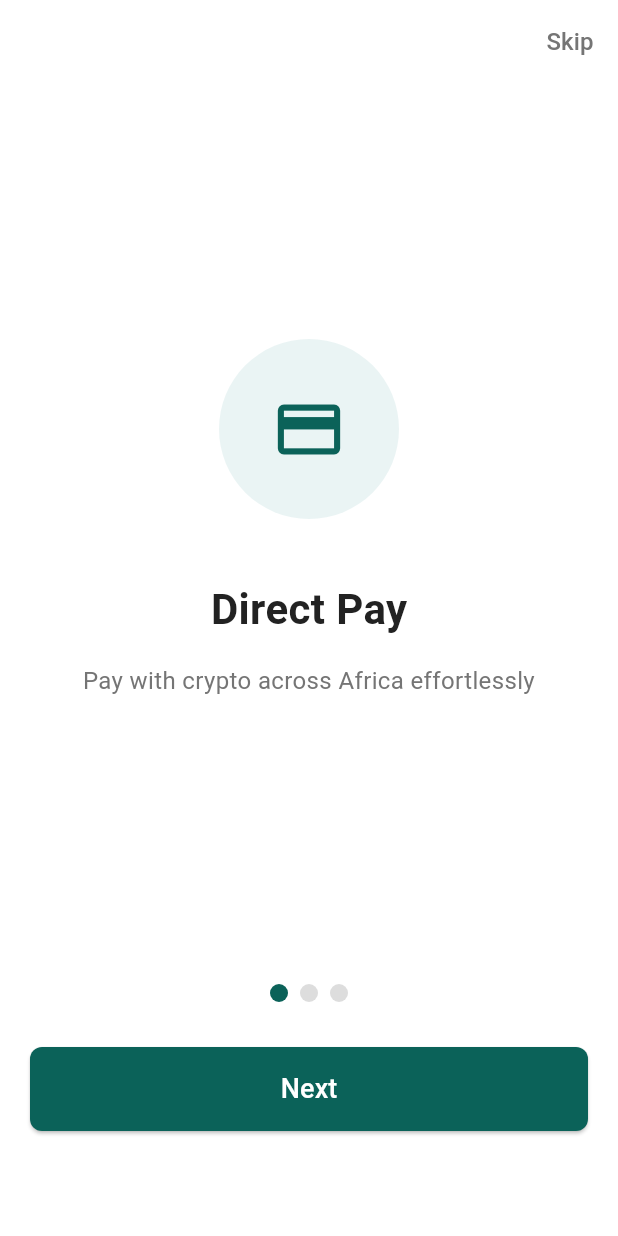
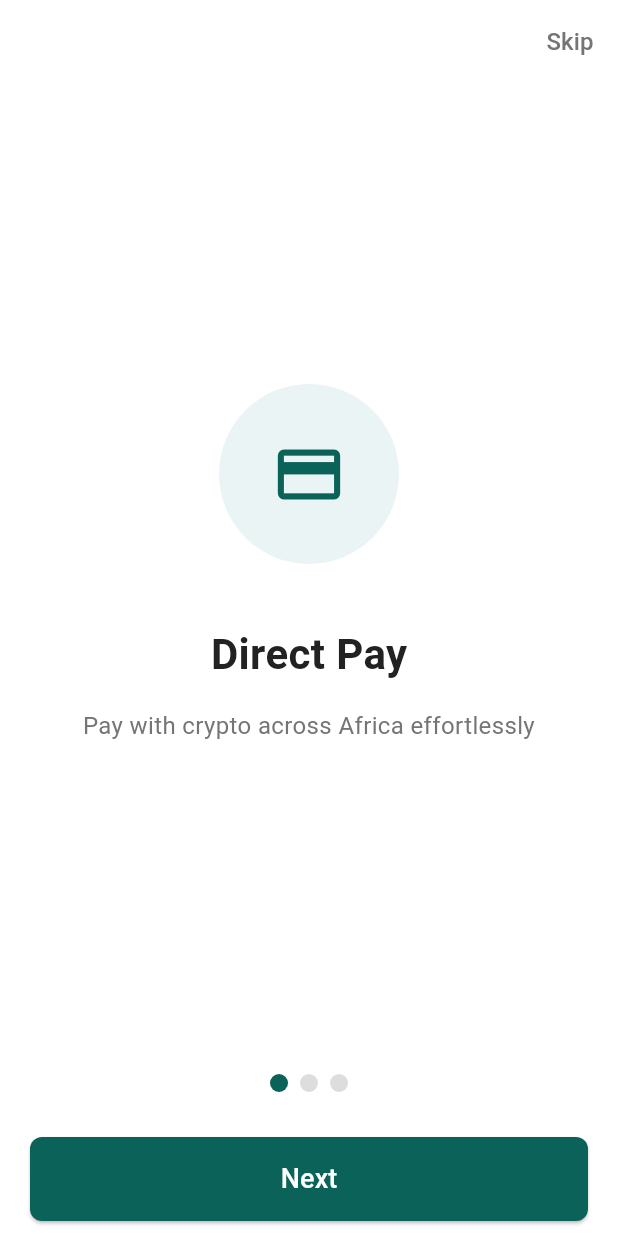
Before and after one commit to Faqih001/pretium_finance, a Flutter app: the screen it shows after launch, on a phone screen of 412 x 824 dp. Run offline on Flutter 3.47's test engine with Material 3 defaults, Android fonts, the phone set to English and light mode, and no system bars; drawn by our look-alikes of smooth_page_indicator.

Commit message:
Update SmoothPageIndicator package version and adjust padding in landing page

```diff
--- a/lib/screens/landing_page.dart
+++ b/lib/screens/landing_page.dart
@@ -1,16 +1,5 @@
 import 'package:flutter/material.dart';
-import 'package:smooth_page_indicator/smooth_pa          SmoothPageIndicator(
-            controller: _pageController,
-            count: onboardingData.length,
-            effect: const WormEffect(
-              dotHeight: 12,
-              dotWidth: 12,
-              activeDotHeight: 12,
-              activeDotWidth: 32,
-              activeDotColor: Color(0xFF0B6259),
-              dotColor: Color(0xFFDDDDDD),
-            ),
-          ),or.dart';
+import 'package:smooth_page_indicator/smooth_page_indicator.dart';
 import 'login_page.dart';
 
 class LandingPage extends StatefulWidget {
@@ -108,7 +97,7 @@ class _LandingPageState extends State<LandingPage> {
           ),
           const SizedBox(height: 30),
           Padding(
-            padding: const EdgeInsets.only(left: 20, right: 20, bottom: 70),
+            padding: const EdgeInsets.only(left: 20, right: 20, bottom: 10),
             child: SizedBox(
               width: double.infinity,
               height: 56,
--- a/pubspec.yaml
+++ b/pubspec.yaml
@@ -34,7 +34,7 @@ dependencies:
   # The following adds the Cupertino Icons font to your application.
   # Use with the CupertinoIcons class for iOS style icons.
   cupertino_icons: ^1.0.8
-  smooth_page_indicator: ^1.1.0
+  smooth_page_indicator: ^1.2.1
   shared_preferences: ^2.2.2
 
 dev_dependencies:
```
